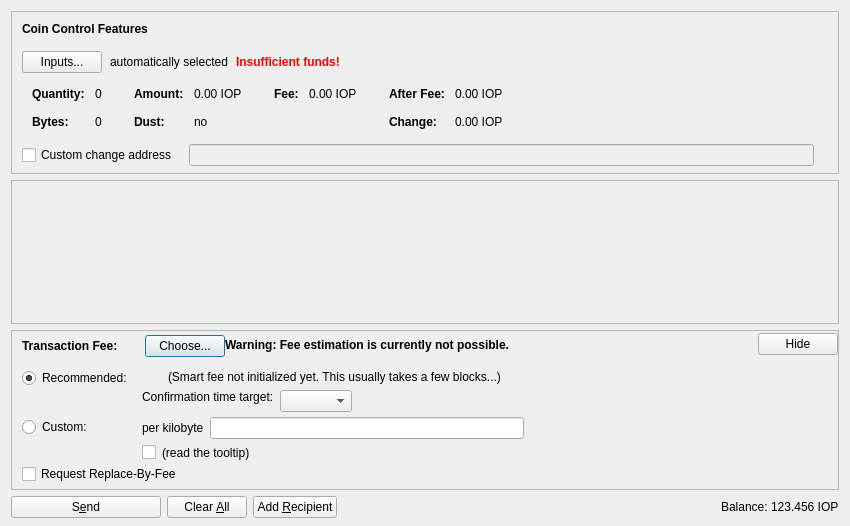
Before: the Qt Designer form src/qt/forms/sendcoinsdialog.ui in Internet-of-People/iop-core, drawn with Qt 5.
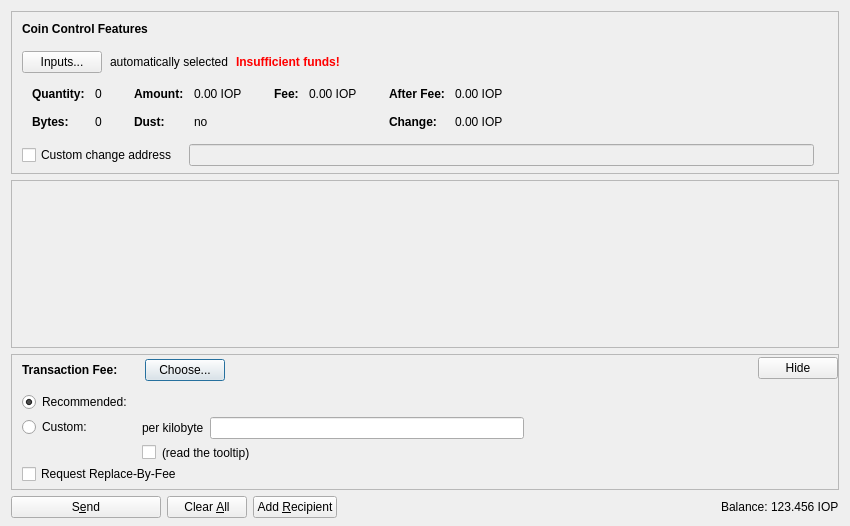
After: the same form once the commit is applied. Icons and pictures are not drawn. Custom widgets are drawn as their Qt base class.

```diff
--- a/src/qt/forms/sendcoinsdialog.ui
+++ b/src/qt/forms/sendcoinsdialog.ui
@@ -759,7 +759,7 @@
             </item>
            </layout>
           </item>
-          <item>
+          <!--<item>
            <widget class="QLabel" name="fallbackFeeWarningLabel">
             <property name="toolTip">
              <string>Using the fallbackfee can result in sending a transaction that will take several hours or days (or never) to confirm. Consider choosing your fee manually or wait until you have validated the complete chain.</string>
@@ -777,7 +777,7 @@
              <bool>false</bool>
             </property>
            </widget>
-          </item>
+          </item>-->
           <item>
            <spacer name="horizontalSpacer_4">
             <property name="orientation">
@@ -1002,7 +1002,7 @@
                    </property>
                   </widget>
                  </item>
-                 <item>
+                 <!--<item>
                   <widget class="QLabel" name="labelSmartFee2">
                    <property name="text">
                     <string>(Smart fee not initialized yet. This usually takes a few blocks...)</string>
@@ -1011,7 +1011,7 @@
                     <number>2</number>
                    </property>
                   </widget>
-                 </item>
+                 </item>-->
                  <item>
                   <spacer name="horizontalSpacer_5">
                    <property name="orientation">
@@ -1027,7 +1027,7 @@
                  </item>
                 </layout>
                </item>
-               <item>
+               <!--<item>
                 <layout class="QHBoxLayout" name="horizontalLayoutFee9">
                  <item>
                   <layout class="QVBoxLayout" name="verticalLayoutFee6">
@@ -1087,7 +1087,7 @@
                   </layout>
                  </item>
                 </layout>
-               </item>
+               </item>-->
                <item>
                 <spacer name="verticalSpacer_4">
                  <property name="orientation">
```
Left out of the diff: 2 changed lines with no effect on the pictures.
